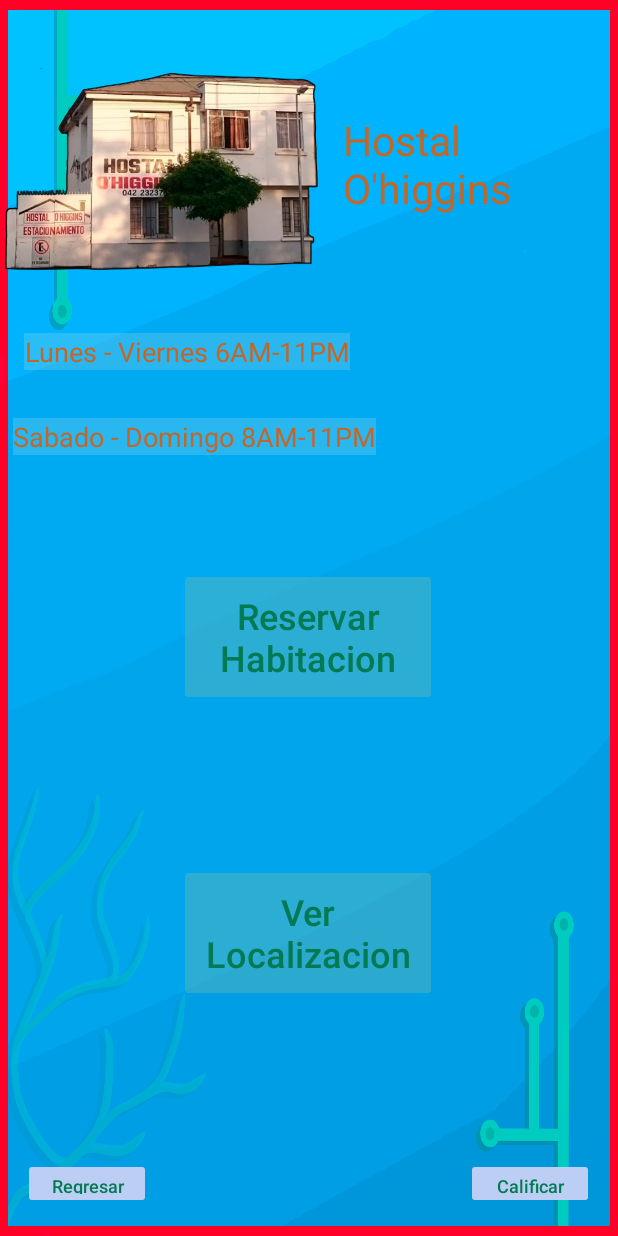
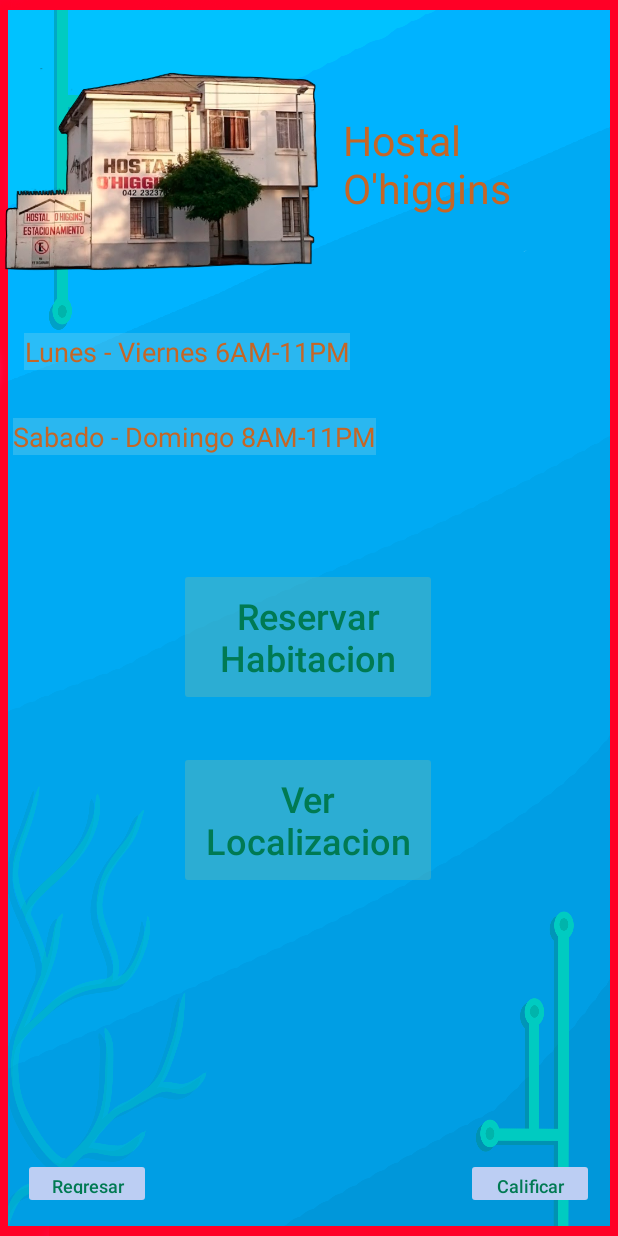
Before and after one commit to JehuCalle/MyAppALC, an Android app: the MainActivity18 screen opened directly, with no data from a screen before it, on a phone screen of 412 x 824 dp. Run offline under Robolectric (Android 15) with nearby library versions, the phone set to English and light mode, and no system bars.

```diff
--- a/app/src/main/res/layout/activity_main18.xml
+++ b/app/src/main/res/layout/activity_main18.xml
@@ -56,7 +56,7 @@
         app:layout_constraintEnd_toEndOf="parent"
         app:layout_constraintHorizontal_bias="0.497"
         app:layout_constraintStart_toStartOf="parent"
-        app:layout_constraintTop_toBottomOf="@+id/BtnReservarHtal1"
+        app:layout_constraintTop_toBottomOf="@+id/BtnReservarHtal2"
         app:layout_constraintVertical_bias="0.287" />
 
     <Button
```
